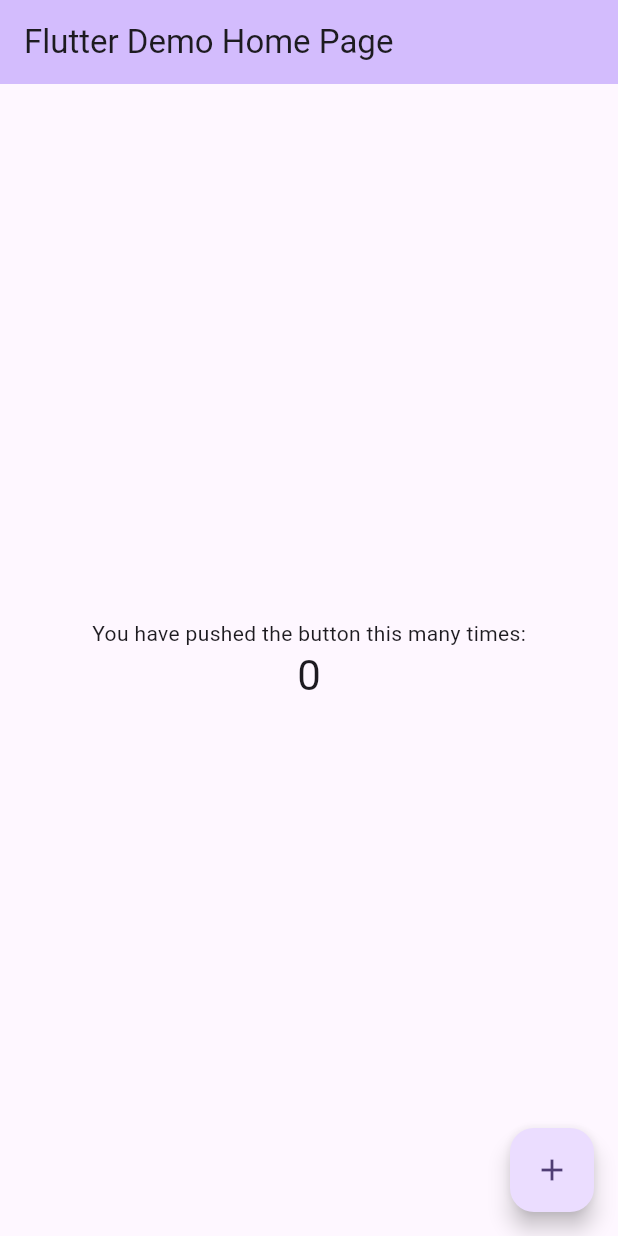
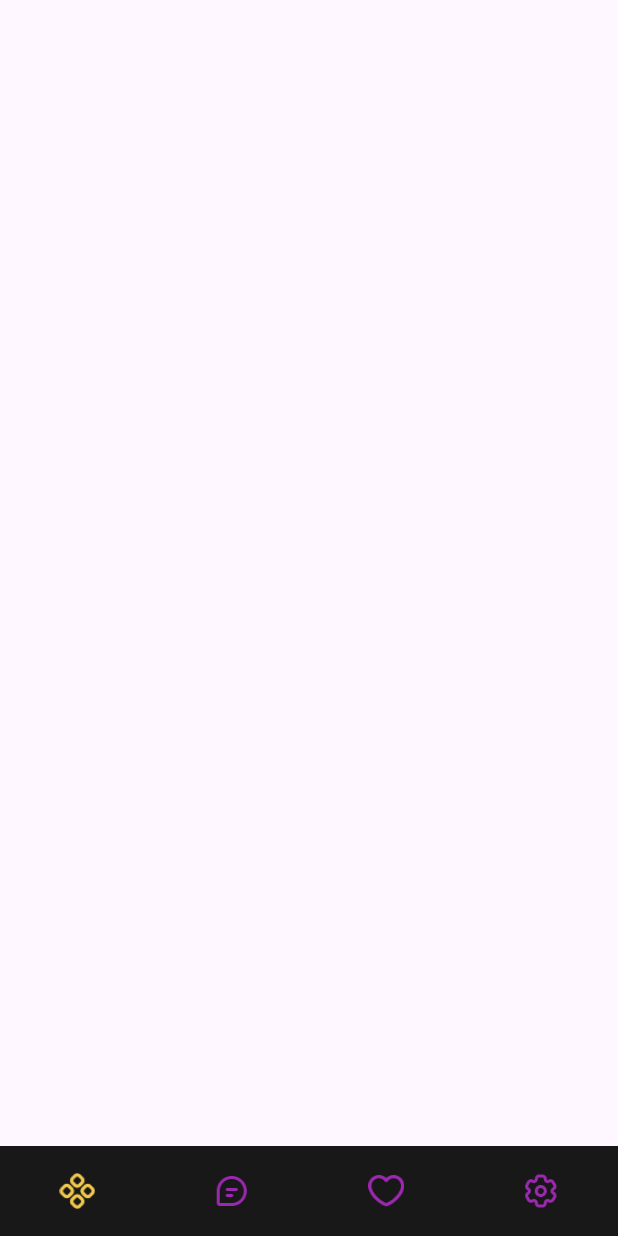
Before and after one commit to sssksmotri/testovoe_zadanie_fluttter, a Flutter app: the screen it shows after launch, on a phone screen of 412 x 824 dp. Run offline on Flutter 3.47's test engine with Material 3 defaults, Android fonts, the phone set to English and light mode, and no system bars.

Commit message:
navbar created ✅

```diff
--- a/lib/main.dart
+++ b/lib/main.dart
@@ -1,4 +1,5 @@
 import 'package:flutter/material.dart';
+import 'package:testovoe_zadanie/screens/home_pages.dart';
 
 void main() {
   runApp(const MyApp());
@@ -13,113 +14,10 @@
     return MaterialApp(
       title: 'Flutter Demo',
       theme: ThemeData(
-        // This is the theme of your application.
-        //
-        // TRY THIS: Try running your application with "flutter run". You'll see
-        // the application has a purple toolbar. Then, without quitting the app,
-        // try changing the seedColor in the colorScheme below to Colors.green
-        // and then invoke "hot reload" (save your changes or press the "hot
-        // reload" button in a Flutter-supported IDE, or press "r" if you used
-        // the command line to start the app).
-        //
-        // Notice that the counter didn't reset back to zero; the application
-        // state is not lost during the reload. To reset the state, use hot
-        // restart instead.
-        //
-        // This works for code too, not just values: Most code changes can be
-        // tested with just a hot reload.
         colorScheme: ColorScheme.fromSeed(seedColor: Colors.deepPurple),
         useMaterial3: true,
       ),
-      home: const MyHomePage(title: 'Flutter Demo Home Page'),
+      home: const MyHomePage(),
     );
   }
 }
-
-class MyHomePage extends StatefulWidget {
-  const MyHomePage({super.key, required this.title});
-
-  // This widget is the home page of your application. It is stateful, meaning
-  // that it has a State object (defined below) that contains fields that affect
-  // how it looks.
-
-  // This class is the configuration for the state. It holds the values (in this
-  // case the title) provided by the parent (in this case the App widget) and
-  // used by the build method of the State. Fields in a Widget subclass are
-  // always marked "final".
-
-  final String title;
-
-  @override
-  State<MyHomePage> createState() => _MyHomePageState();
-}
-
-class _MyHomePageState extends State<MyHomePage> {
-  int _counter = 0;
-
-  void _incrementCounter() {
-    setState(() {
-      // This call to setState tells the Flutter framework that something has
-      // changed in this State, which causes it to rerun the build method below
-      // so that the display can reflect the updated values. If we changed
-      // _counter without calling setState(), then the build method would not be
-      // called again, and so nothing would appear to happen.
-      _counter++;
-    });
-  }
-
-  @override
-  Widget build(BuildContext context) {
-    // This method is rerun every time setState is called, for instance as done
-    // by the _incrementCounter method above.
-    //
-    // The Flutter framework has been optimized to make rerunning build methods
-    // fast, so that you can just rebuild anything that needs updating rather
-    // than having to individually change instances of widgets.
-    return Scaffold(
-      appBar: AppBar(
-        // TRY THIS: Try changing the color here to a specific color (to
-        // Colors.amber, perhaps?) and trigger a hot reload to see the AppBar
-        // change color while the other colors stay the same.
-        backgroundColor: Theme.of(context).colorScheme.inversePrimary,
-        // Here we take the value from the MyHomePage object that was created by
-        // the App.build method, and use it to set our appbar title.
-        title: Text(widget.title),
-      ),
-      body: Center(
-        // Center is a layout widget. It takes a single child and positions it
-        // in the middle of the parent.
-        child: Column(
-          // Column is also a layout widget. It takes a list of children and
-          // arranges them vertically. By default, it sizes itself to fit its
-          // children horizontally, and tries to be as tall as its parent.
-          //
-          // Column has various properties to control how it sizes itself and
-          // how it positions its children. Here we use mainAxisAlignment to
-          // center the children vertically; the main axis here is the vertical
-          // axis because Columns are vertical (the cross axis would be
-          // horizontal).
-          //
-          // TRY THIS: Invoke "debug painting" (choose the "Toggle Debug Paint"
-          // action in the IDE, or press "p" in the console), to see the
-          // wireframe for each widget.
-          mainAxisAlignment: MainAxisAlignment.center,
-          children: <Widget>[
-            const Text(
-              'You have pushed the button this many times:',
-            ),
-            Text(
-              '$_counter',
-              style: Theme.of(context).textTheme.headlineMedium,
-            ),
-          ],
-        ),
-      ),
-      floatingActionButton: FloatingActionButton(
-        onPressed: _incrementCounter,
-        tooltip: 'Increment',
-        child: const Icon(Icons.add),
-      ), // This trailing comma makes auto-formatting nicer for build methods.
-    );
-  }
-}
--- /dev/null
+++ b/lib/screens/chat_pages.dart
@@ -0,0 +1,15 @@
+import 'package:flutter/material.dart';
+
+class ChatPages extends StatefulWidget {
+  const ChatPages({super.key});
+
+  @override
+  State<ChatPages> createState() => _ChatPagesState();
+}
+
+class _ChatPagesState extends State<ChatPages> {
+  @override
+  Widget build(BuildContext context) {
+    return const Scaffold();
+  }
+}
--- /dev/null
+++ b/lib/screens/home_pages.dart
@@ -0,0 +1,94 @@
+import 'package:flutter/material.dart';
+import 'package:testovoe_zadanie/screens/chat_pages.dart';
+import 'package:testovoe_zadanie/screens/like_pages.dart';
+import 'package:testovoe_zadanie/screens/profile_pages.dart';
+import 'package:testovoe_zadanie/screens/setting_pages.dart';
+
+class MyHomePage extends StatefulWidget {
+  const MyHomePage({super.key});
+
+  @override
+  State<MyHomePage> createState() => _MyHomePageState();
+}
+
+
+
+
+class _MyHomePageState extends State<MyHomePage> {
+
+  int currentindex = 0;
+
+  @override
+  Widget build(BuildContext context) {
+    return MaterialApp(
+      home: Scaffold(
+        backgroundColor: Colors.white,
+        body: Container(
+          width: double.infinity,
+          height: double.infinity,
+          alignment: Alignment.center,
+          child: getSelectedWidget(index: currentindex),
+        ),
+        bottomNavigationBar: Container(
+          decoration: const BoxDecoration(
+            color: Color(0xFF191818),
+          ),
+          height: 60,
+          child: Row(
+            mainAxisAlignment: MainAxisAlignment.spaceAround,
+            children: [
+              _buildNavItem(0, 'assets/icons/home.png'),
+              _buildNavItem(1, 'assets/icons/chat.png'),
+              _buildNavItem(2, 'assets/icons/like.png'),
+              _buildNavItem(4, 'assets/icons/setting.png'),
+            ],
+          ),
+        ),
+      ),
+    );
+  }
+
+
+  Widget _buildNavItem(int index, String assetPath) {
+    return GestureDetector(
+      onTap: () {
+        setState(() {
+          currentindex = index;
+        });
+      },
+      child: AnimatedContainer(
+        duration: const Duration(milliseconds: 300),
+        curve: Curves.easeInOut,
+        width: 50,
+        height: 40,
+        child: Center(
+          child: Image.asset(
+            assetPath,
+            width: 24,
+            height: 24,
+            color: currentindex == index ? const Color(0xFFF2C94C) : Colors
+                .purple,
+          ),
+        ),
+      ),
+    );
+  }
+
+  Widget getSelectedWidget({required int index}) {
+    Widget widget;
+    switch (index) {
+      case 0:
+        widget = const ProfilePages();
+        break;
+      case 1:
+        widget = const ChatPages();
+        break;
+      case 2:
+        widget = const LikePages();
+        break;
+      default:
+        widget = const SettingPages();
+    }
+    return widget;
+  }
+}
--- /dev/null
+++ b/lib/screens/like_pages.dart
@@ -0,0 +1,15 @@
+import 'package:flutter/material.dart';
+
+class LikePages extends StatefulWidget {
+  const LikePages({super.key});
+
+  @override
+  State<LikePages> createState() => _LikePagesState();
+}
+
+class _LikePagesState extends State<LikePages> {
+  @override
+  Widget build(BuildContext context) {
+    return const Scaffold();
+  }
+}
--- /dev/null
+++ b/lib/screens/profile_pages.dart
@@ -0,0 +1,15 @@
+import 'package:flutter/material.dart';
+
+class ProfilePages extends StatefulWidget {
+  const ProfilePages({super.key});
+
+  @override
+  State<ProfilePages> createState() => _ProfilePagesState();
+}
+
+class _ProfilePagesState extends State<ProfilePages> {
+  @override
+  Widget build(BuildContext context) {
+    return const Scaffold();
+  }
+}
--- /dev/null
+++ b/lib/screens/setting_pages.dart
@@ -0,0 +1,15 @@
+import 'package:flutter/material.dart';
+
+class SettingPages extends StatefulWidget {
+  const SettingPages({super.key});
+
+  @override
+  State<SettingPages> createState() => _SettingPagesState();
+}
+
+class _SettingPagesState extends State<SettingPages> {
+  @override
+  Widget build(BuildContext context) {
+    return const Scaffold();
+  }
+}
```
Also changed, not shown: pubspec.yaml (+5 -3 lines), assets/icons/chat.png (added), assets/icons/home.png (added), assets/icons/like.png (added), assets/icons/setting.png (added).
